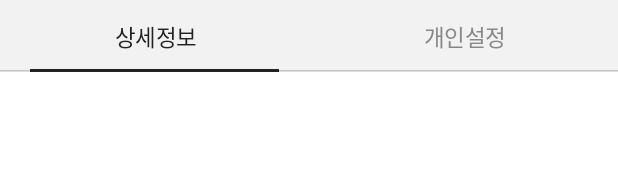
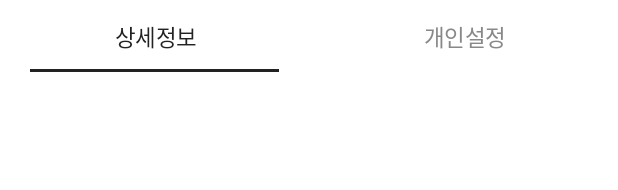
Before and after one commit to new-asap-side/asap-android, an Android app built with Jetpack Compose: the @Preview function AlarmDetailsPreview, on a phone screen of 412 x 824 dp. Shown: the top 190 px of the screen. Run offline under Robolectric (Android 15) with nearby library versions, the phone set to English and light mode, and no system bars; Roboto replaces fonts that are not available here.

Commit message:
Fix: remove AlarmDetails divider [ASAP-5]

```diff
--- a/app/src/main/java/com/asap/aljyo/ui/composable/group_details/AlarmDetails.kt
+++ b/app/src/main/java/com/asap/aljyo/ui/composable/group_details/AlarmDetails.kt
@@ -25,6 +25,7 @@ import com.asap.aljyo.R
 import com.asap.aljyo.ui.theme.AljyoTheme
 import com.asap.aljyo.ui.theme.Black01
 import com.asap.aljyo.ui.theme.Black03
+import com.asap.aljyo.ui.theme.White
 
 sealed class AlarmDetailsTabItem(val titleId: Int) {
     data object Details : AlarmDetailsTabItem(titleId = R.string.details)
@@ -44,6 +45,7 @@ fun AlarmDetails(modifier: Modifier = Modifier) {
     ) {
         TabRow(
             selectedTabIndex = tabIndex,
+            containerColor = White,
             contentColor = Black01,
             indicator = { positions ->
                 Box(
@@ -53,7 +55,8 @@ fun AlarmDetails(modifier: Modifier = Modifier) {
                         .height(2.dp)
                         .background(Black01)
                 )
-            }
+            },
+            divider = {}
         ) {
             tabItems.forEachIndexed { index, item ->
                 val selected = tabIndex == index
```
